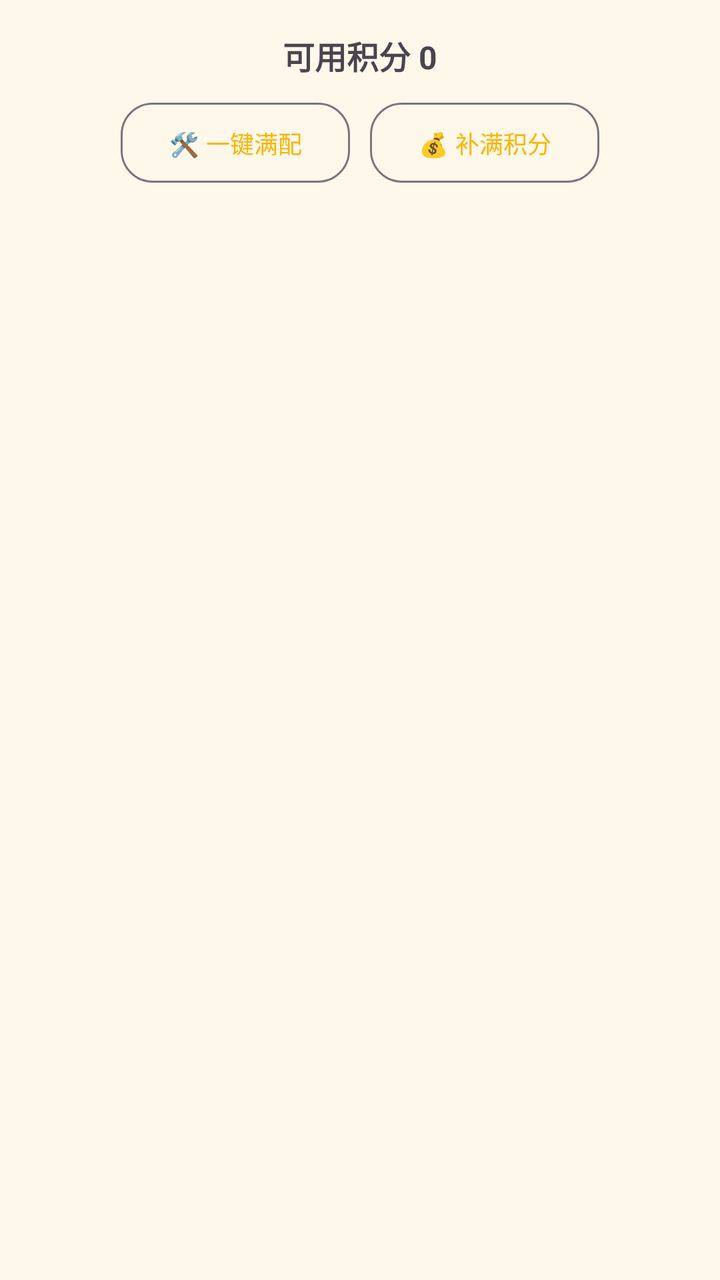
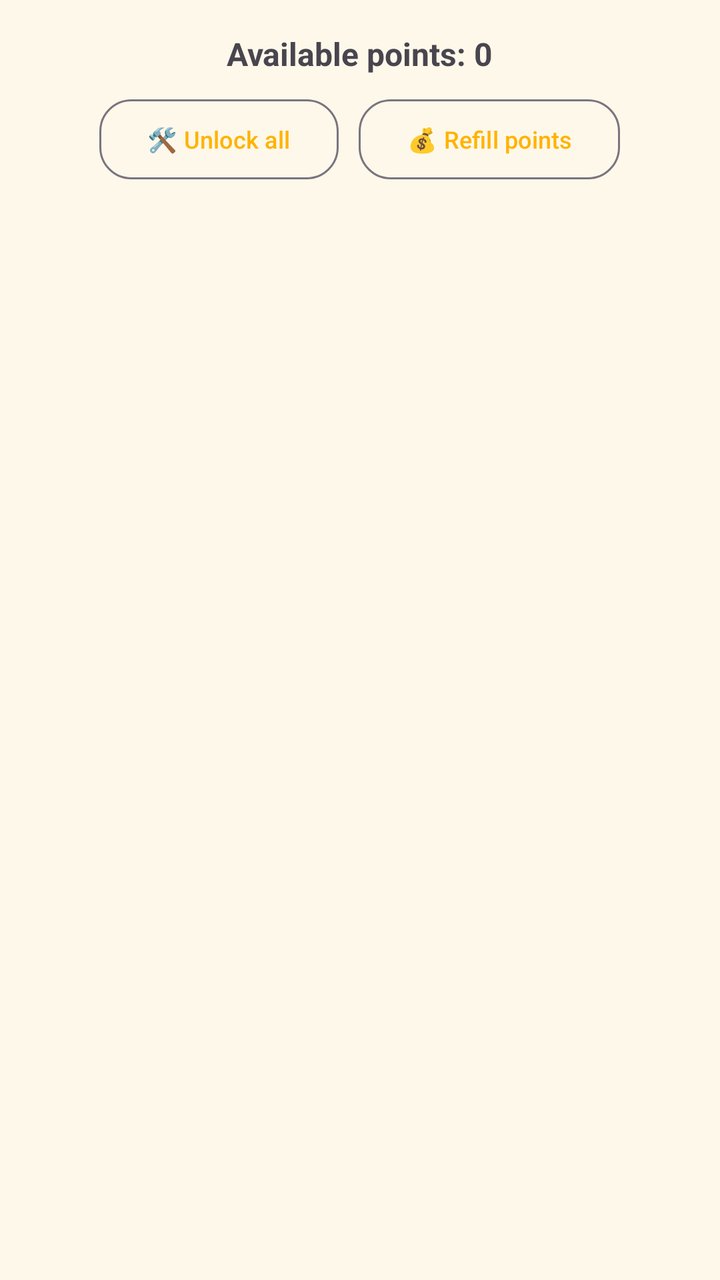

An Android layout rendered at two revisions. The XML below is the earlier revision; the diff shows what the commit changed to produce the second picture.
<!-- AndroidManifest.xml: application theme Theme.FocusPets -->
<!-- res/layout/fragment_collection.xml -->
<?xml version="1.0" encoding="utf-8"?>
<LinearLayout xmlns:android="http://schemas.android.com/apk/res/android"
    xmlns:app="http://schemas.android.com/apk/res-auto"
    android:layout_width="match_parent"
    android:layout_height="match_parent"
    android:background="@color/page_background"
    android:orientation="vertical">

    <TextView
        android:id="@+id/tv_points"
        android:layout_width="wrap_content"
        android:layout_height="wrap_content"
        android:layout_gravity="center_horizontal"
        android:layout_marginTop="16dp"
        android:text="可用积分 0"
        android:textSize="16sp"
        android:textStyle="bold" />

    
    <LinearLayout
        android:layout_width="match_parent"
        android:layout_height="wrap_content"
        android:layout_marginTop="8dp"
        android:gravity="center_horizontal"
        android:orientation="horizontal">

        <com.google.android.material.button.MaterialButton
            android:id="@+id/btn_debug_unlock"
            style="?attr/materialButtonOutlinedStyle"
            android:layout_width="wrap_content"
            android:layout_height="wrap_content"
            android:text="🛠 一键满配"
            android:textSize="12sp"
            app:cornerRadius="16dp" />

        <com.google.android.material.button.MaterialButton
            android:id="@+id/btn_debug_points"
            style="?attr/materialButtonOutlinedStyle"
            android:layout_width="wrap_content"
            android:layout_height="wrap_content"
            android:layout_marginStart="10dp"
            android:text="💰 补满积分"
            android:textSize="12sp"
            app:cornerRadius="16dp" />
    </LinearLayout>

    
    <androidx.recyclerview.widget.RecyclerView
        android:id="@+id/rv_pets"
        android:layout_width="match_parent"
        android:layout_height="match_parent"
        android:clipToPadding="false"
        android:padding="12dp"
        android:scrollbars="vertical" />
</LinearLayout>
<!-- resources referenced by this layout -->
<resources>
  <color name="page_background">#FEF8EA</color>
  <style name="Theme.FocusPets" parent="Theme.Material3.DayNight.NoActionBar">
          
          <item name="android:windowBackground">@color/page_background</item>
          <item name="android:colorBackground">@color/page_background</item>
          
          <item name="colorPrimary">@color/cat_accent</item>
          <item name="colorPrimaryContainer">@color/cat_accent</item>
          <item name="colorOnPrimary">#FFFFFF</item>
          
          <item name="android:statusBarColor">@color/page_background</item>
          <item name="android:navigationBarColor">@color/page_background</item>
          <item name="android:windowLightStatusBar">true</item>
      </style>
  <color name="cat_accent">#FFB300</color>
</resources>

<!-- the commit's change to res/layout/fragment_collection.xml (unified diff, before → after) -->
@@ -12,7 +12,7 @@
         android:layout_height="wrap_content"
         android:layout_gravity="center_horizontal"
         android:layout_marginTop="16dp"
-        android:text="可用积分 0"
+        android:text="@string/ui_051"
         android:textSize="16sp"
         android:textStyle="bold" />
 
@@ -29,7 +29,7 @@
             style="?attr/materialButtonOutlinedStyle"
             android:layout_width="wrap_content"
             android:layout_height="wrap_content"
-            android:text="🛠 一键满配"
+            android:text="@string/ui_160"
             android:textSize="12sp"
             app:cornerRadius="16dp" />
 
@@ -39,7 +39,7 @@
             android:layout_width="wrap_content"
             android:layout_height="wrap_content"
             android:layout_marginStart="10dp"
-            android:text="💰 补满积分"
+            android:text="@string/ui_149"
             android:textSize="12sp"
             app:cornerRadius="16dp" />
     </LinearLayout>
<!-- resource entries referenced after the edit -->
@@ -1,6 +1,9 @@
 <!-- resources referenced by this layout -->
 <resources>
   <color name="page_background">#FEF8EA</color>
+  <string name="ui_051">Available points: 0</string>
+  <string name="ui_149">💰 Refill points</string>
+  <string name="ui_160">🛠 Unlock all</string>
   <style name="Theme.FocusPets" parent="Theme.Material3.DayNight.NoActionBar">
           
           <item name="android:windowBackground">@color/page_background</item>
